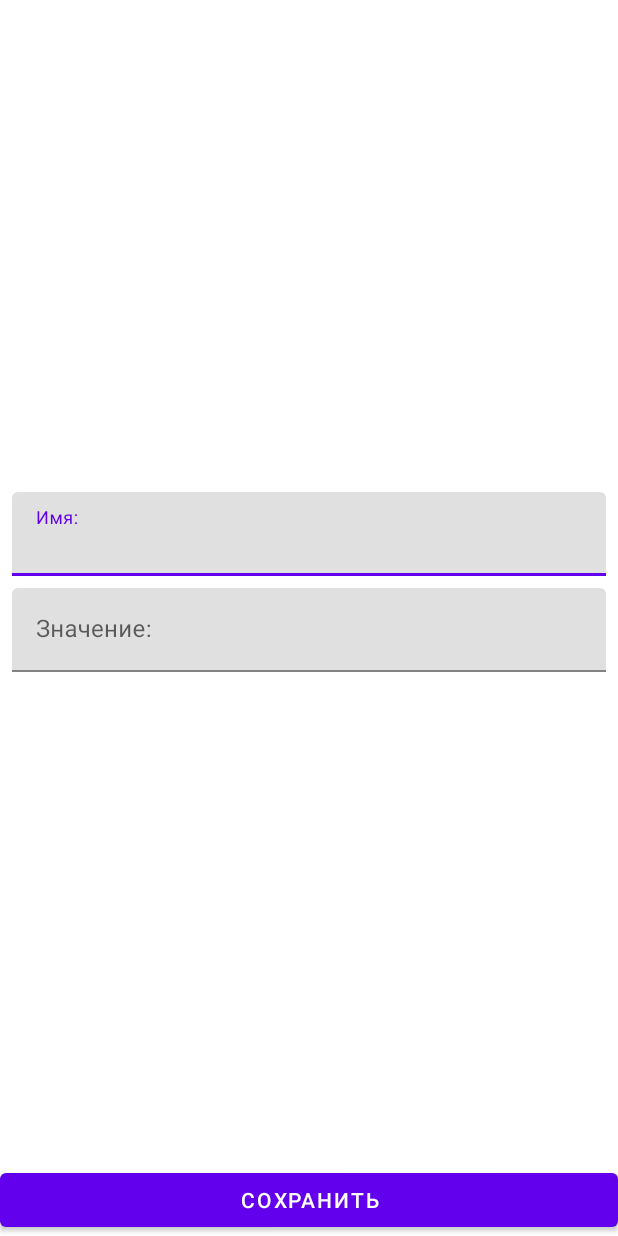
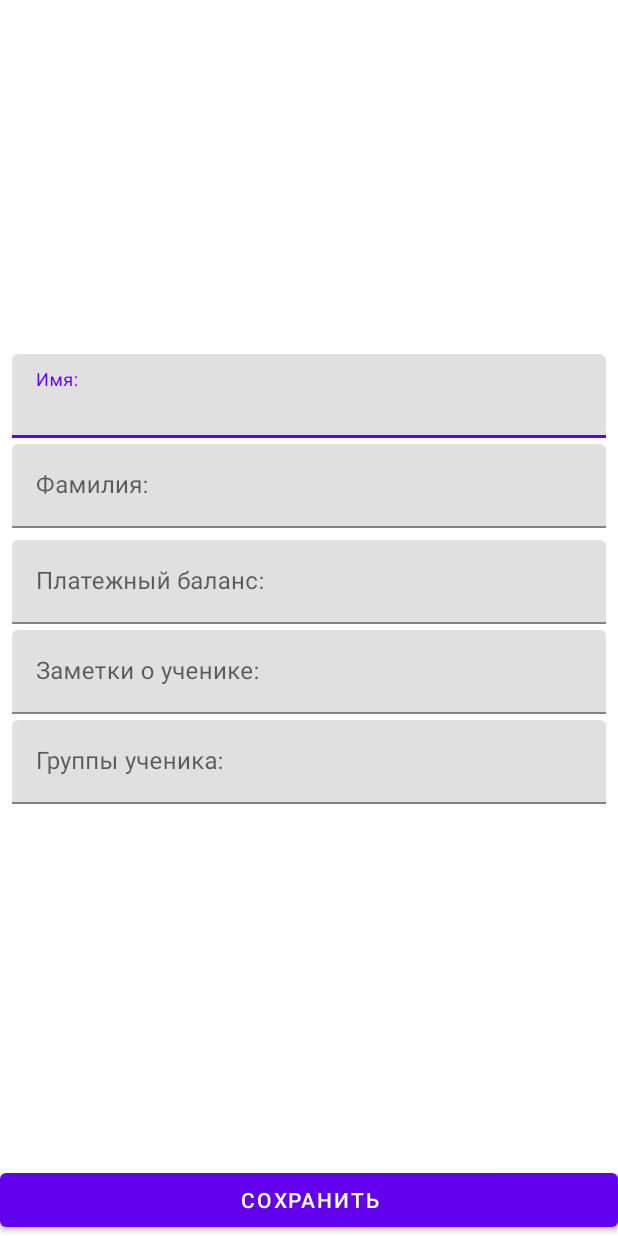
Before and after one commit to kronos777/LessonsList, an Android app: the layout fragment_student_item.xml on its own in the app's theme, with its tools: preview values and no code run, on a phone screen of 412 x 824 dp. Run offline under Robolectric (Android 15) with nearby library versions, the phone set to English and light mode, and no system bars.

Commit message:
add fragment_student_item.xml field

```diff
--- a/app/build.gradle
+++ b/app/build.gradle
@@ -24,8 +24,8 @@ android {
         }
     }
     compileOptions {
-        sourceCompatibility JavaVersion.VERSION_1_8
-        targetCompatibility JavaVersion.VERSION_1_8
+        sourceCompatibility JavaVersion.VERSION_11
+        targetCompatibility JavaVersion.VERSION_11
     }
     kotlinOptions {
         jvmTarget = '11'
--- a/app/src/main/res/layout/fragment_student_item.xml
+++ b/app/src/main/res/layout/fragment_student_item.xml
@@ -1,4 +1,6 @@
-<layout>
+<layout xmlns:tools="http://schemas.android.com/tools"
+    xmlns:android="http://schemas.android.com/apk/res/android"
+    xmlns:app="http://schemas.android.com/apk/res-auto">
 
     <data>
 
@@ -9,13 +11,12 @@
     </data>
 
     <androidx.constraintlayout.widget.ConstraintLayout
-        xmlns:android="http://schemas.android.com/apk/res/android"
-        xmlns:app="http://schemas.android.com/apk/res-auto"
-        xmlns:tools="http://schemas.android.com/tools"
         android:layout_width="match_parent"
         android:layout_height="match_parent"
         tools:context=".presentation.student.StudentItemItemFragment"
         >
+
+
 
         <com.google.android.material.textfield.TextInputLayout
             android:id="@+id/til_name"
@@ -25,7 +26,7 @@
             android:layout_marginEnd="8dp"
             android:layout_marginBottom="4dp"
             app:errorInputName="@{viewModel.errorInputName}"
-            app:layout_constraintBottom_toTopOf="@id/til_count"
+            app:layout_constraintBottom_toTopOf="@id/til_lastname"
             app:layout_constraintEnd_toEndOf="parent"
             app:layout_constraintStart_toStartOf="parent"
             app:layout_constraintTop_toTopOf="parent"
@@ -38,33 +39,107 @@
                 android:layout_height="wrap_content"
                 android:hint="@string/name_hint"
                 android:inputType="textCapWords"
-                android:text="@{viewModel.studentItem.name}"
+                android:text="@{viewModel.studentItem.name}" />
+        </com.google.android.material.textfield.TextInputLayout>
+
+        <com.google.android.material.textfield.TextInputLayout
+            android:id="@+id/til_lastname"
+            android:layout_width="0dp"
+            android:layout_height="wrap_content"
+            android:layout_marginStart="8dp"
+            android:layout_marginEnd="8dp"
+            android:layout_marginBottom="4dp"
+            app:errorInputName="@{viewModel.errorInputName}"
+            app:layout_constraintBottom_toTopOf="@id/til_paymentBalance"
+            app:layout_constraintEnd_toEndOf="parent"
+            app:layout_constraintStart_toStartOf="parent"
+            app:layout_constraintTop_toBottomOf="@id/til_name"
+            app:layout_constraintVertical_chainStyle="packed"
+            >
+
+            <com.google.android.material.textfield.TextInputEditText
+                android:id="@+id/et_lastname"
+                android:layout_width="match_parent"
+                android:layout_height="wrap_content"
+                android:hint="@string/lastname_hint"
+                android:inputType="textCapWords"
+                android:text="@{viewModel.studentItem.lastname}"
                 />
         </com.google.android.material.textfield.TextInputLayout>
 
         <com.google.android.material.textfield.TextInputLayout
-            android:id="@+id/til_count"
+            android:id="@+id/til_paymentBalance"
             android:layout_width="0dp"
             android:layout_height="wrap_content"
             android:layout_marginStart="8dp"
             android:layout_marginTop="4dp"
+            android:layout_marginBottom="4dp"
             android:layout_marginEnd="8dp"
             app:errorInputCount="@{viewModel.errorInputCount}"
-            app:layout_constraintBottom_toTopOf="@+id/save_button"
+            app:layout_constraintBottom_toTopOf="@id/til_notes"
             app:layout_constraintEnd_toEndOf="parent"
             app:layout_constraintStart_toStartOf="parent"
-            app:layout_constraintTop_toBottomOf="@+id/til_name"
-            >
+            app:layout_constraintTop_toBottomOf="@+id/til_lastname">
 
             <com.google.android.material.textfield.TextInputEditText
-                android:id="@+id/et_count"
+                android:id="@+id/et_paymentBalance"
                 android:layout_width="match_parent"
                 android:layout_height="wrap_content"
                 android:hint="@string/count_hint"
                 android:inputType="number"
-                android:text="@{String.valueOf(viewModel.studentItem.lastname)}"
+                android:text="@{String.valueOf(viewModel.studentItem.paymentBalance)}" />
+        </com.google.android.material.textfield.TextInputLayout>
+
+        <com.google.android.material.textfield.TextInputLayout
+            android:id="@+id/til_notes"
+            android:layout_width="0dp"
+            android:layout_height="wrap_content"
+            android:layout_marginStart="8dp"
+            android:layout_marginEnd="8dp"
+            android:layout_marginBottom="4dp"
+            app:errorInputName="@{viewModel.errorInputName}"
+            app:layout_constraintBottom_toTopOf="@id/til_group"
+            app:layout_constraintEnd_toEndOf="parent"
+            app:layout_constraintStart_toStartOf="parent"
+            app:layout_constraintTop_toBottomOf="@id/til_paymentBalance"
+            app:layout_constraintVertical_chainStyle="packed"
+            >
+
+            <com.google.android.material.textfield.TextInputEditText
+                android:id="@+id/et_notes"
+                android:layout_width="match_parent"
+                android:layout_height="wrap_content"
+                android:hint="@string/notes_hint"
+                android:inputType="textCapWords"
+                android:text="@{viewModel.studentItem.notes}"
                 />
         </com.google.android.material.textfield.TextInputLayout>
+
+        <com.google.android.material.textfield.TextInputLayout
+            android:id="@+id/til_group"
+            android:layout_width="0dp"
+            android:layout_height="wrap_content"
+            android:layout_marginStart="8dp"
+            android:layout_marginEnd="8dp"
+            android:layout_marginBottom="4dp"
+            app:errorInputName="@{viewModel.errorInputName}"
+            app:layout_constraintBottom_toTopOf="@id/save_button"
+            app:layout_constraintEnd_toEndOf="parent"
+            app:layout_constraintStart_toStartOf="parent"
+            app:layout_constraintTop_toBottomOf="@id/til_notes"
+            app:layout_constraintVertical_chainStyle="packed"
+            >
+
+            <com.google.android.material.textfield.TextInputEditText
+                android:id="@+id/et_group"
+                android:layout_width="match_parent"
+                android:layout_height="wrap_content"
+                android:hint="@string/group_hint"
+                android:inputType="textCapWords"
+                android:text="@{viewModel.studentItem.group}"
+                />
+        </com.google.android.material.textfield.TextInputLayout>
+
 
         <Button
             android:id="@+id/save_button"
--- a/app/src/main/res/values/strings.xml
+++ b/app/src/main/res/values/strings.xml
@@ -1,8 +1,11 @@
 <resources>
-    <string name="app_name">Список покупок</string>
-    <string name="add_shop_item_content_description">Добавить новую статью</string>
+    <string name="app_name">Список занятий</string>
+    <string name="add_shop_item_content_description">Добавить нового ученика</string>
     <string name="name_hint">Имя:</string>
-    <string name="count_hint">Значение:</string>
+    <string name="lastname_hint">Фамилия:</string>
+    <string name="count_hint">Платежный баланс:</string>
+    <string name="notes_hint">Заметки о ученике:</string>
+    <string name="group_hint">Группы ученика:</string>
     <string name="save_btn">Сохранить</string>
     <string name="error_input_name">Некоректное имя</string>
     <string name="error_input_count">Некоректное количество</string>
```
